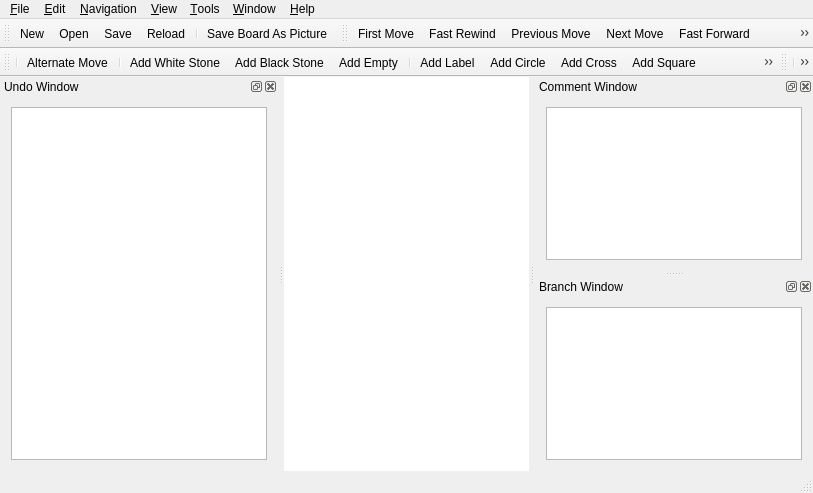
Qt form mainwindow.ui (nullx002/mugo) before a commit.
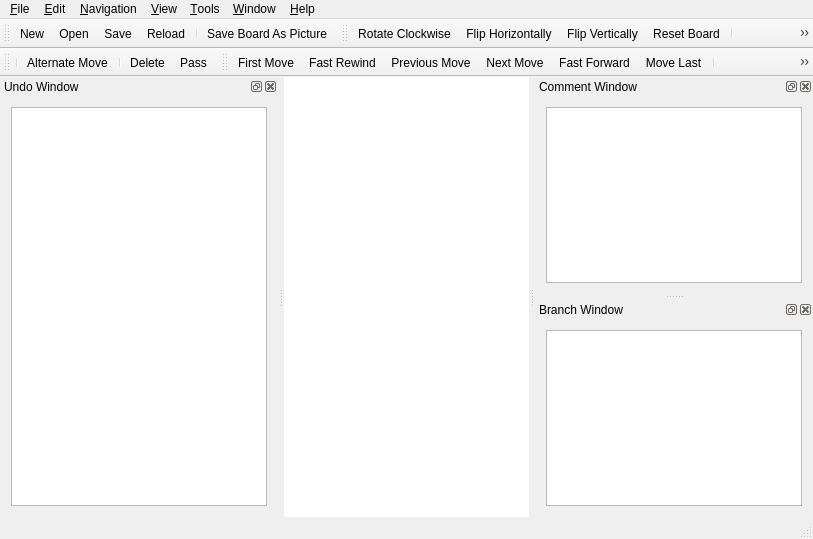
The same form after that commit. Icons and pictures are not drawn. Custom widgets are drawn as their Qt base class.

Diff of the .ui file:
```diff
--- a/mainwindow.ui
+++ b/mainwindow.ui
@@ -7,7 +7,7 @@
     <x>0</x>
     <y>0</y>
     <width>813</width>
-    <height>493</height>
+    <height>539</height>
    </rect>
   </property>
   <property name="sizePolicy">
@@ -271,6 +271,83 @@
    <addaction name="separator"/>
    <addaction name="actionSaveBoardAsPicture"/>
   </widget>
+  <widget class="QToolBar" name="optionToolBar">
+   <property name="windowTitle">
+    <string>toolBar</string>
+   </property>
+   <property name="iconSize">
+    <size>
+     <width>18</width>
+     <height>18</height>
+    </size>
+   </property>
+   <attribute name="toolBarArea">
+    <enum>TopToolBarArea</enum>
+   </attribute>
+   <attribute name="toolBarBreak">
+    <bool>false</bool>
+   </attribute>
+   <addaction name="actionRotateBoardClockwise"/>
+   <addaction name="actionFlipBoardHorizontally"/>
+   <addaction name="actionFlipBoardVertically"/>
+   <addaction name="actionResetBoard"/>
+   <addaction name="separator"/>
+   <addaction name="actionWhiteFirst"/>
+   <addaction name="separator"/>
+   <addaction name="actionBranchMode"/>
+  </widget>
+  <widget class="QToolBar" name="editToolBar">
+   <property name="windowTitle">
+    <string>toolBar</string>
+   </property>
+   <property name="iconSize">
+    <size>
+     <width>18</width>
+     <height>18</height>
+    </size>
+   </property>
+   <attribute name="toolBarArea">
+    <enum>TopToolBarArea</enum>
+   </attribute>
+   <attribute name="toolBarBreak">
+    <bool>true</bool>
+   </attribute>
+   <addaction name="separator"/>
+   <addaction name="actionAlternateMove"/>
+   <addaction name="separator"/>
+   <addaction name="actionDelete"/>
+   <addaction name="actionPass"/>
+  </widget>
+  <widget class="QToolBar" name="navigationToolBar">
+   <property name="windowTitle">
+    <string>toolBar</string>
+   </property>
+   <property name="iconSize">
+    <size>
+     <width>18</width>
+     <height>18</height>
+    </size>
+   </property>
+   <attribute name="toolBarArea">
+    <enum>TopToolBarArea</enum>
+   </attribute>
+   <attribute name="toolBarBreak">
+    <bool>false</bool>
+   </attribute>
+   <addaction name="actionFirstMove"/>
+   <addaction name="actionFastRewind"/>
+   <addaction name="actionPreviousMove"/>
+   <addaction name="actionNextMove"/>
+   <addaction name="actionFastForward"/>
+   <addaction name="actionMoveLast"/>
+   <addaction name="separator"/>
+   <addaction name="actionBackToParent"/>
+   <addaction name="actionPreviousBranch"/>
+   <addaction name="actionNextBranch"/>
+   <addaction name="separator"/>
+   <addaction name="actionJumpToMoveNumber"/>
+   <addaction name="actionJumpToClicked"/>
+  </widget>
   <widget class="QStatusBar" name="statusBar"/>
   <widget class="QDockWidget" name="commentDockWidget">
    <property name="windowTitle">
@@ -317,95 +394,6 @@
     </layout>
    </widget>
   </widget>
-  <widget class="QToolBar" name="navigationToolBar">
-   <property name="windowTitle">
-    <string>toolBar</string>
-   </property>
-   <property name="iconSize">
-    <size>
-     <width>18</width>
-     <height>18</height>
-    </size>
-   </property>
-   <attribute name="toolBarArea">
-    <enum>TopToolBarArea</enum>
-   </attribute>
-   <attribute name="toolBarBreak">
-    <bool>false</bool>
-   </attribute>
-   <addaction name="actionFirstMove"/>
-   <addaction name="actionFastRewind"/>
-   <addaction name="actionPreviousMove"/>
-   <addaction name="actionNextMove"/>
-   <addaction name="actionFastForward"/>
-   <addaction name="actionMoveLast"/>
-   <addaction name="separator"/>
-   <addaction name="actionBackToParent"/>
-   <addaction name="actionPreviousBranch"/>
-   <addaction name="actionNextBranch"/>
-   <addaction name="separator"/>
-   <addaction name="actionJumpToMoveNumber"/>
-   <addaction name="actionJumpToClicked"/>
-  </widget>
-  <widget class="QToolBar" name="editToolBar">
-   <property name="windowTitle">
-    <string>toolBar</string>
-   </property>
-   <property name="iconSize">
-    <size>
-     <width>18</width>
-     <height>18</height>
-    </size>
-   </property>
-   <attribute name="toolBarArea">
-    <enum>TopToolBarArea</enum>
-   </attribute>
-   <attribute name="toolBarBreak">
-    <bool>true</bool>
-   </attribute>
-   <addaction name="separator"/>
-   <addaction name="actionAlternateMove"/>
-   <addaction name="separator"/>
-   <addaction name="actionAddWhiteStone"/>
-   <addaction name="actionAddBlackStone"/>
-   <addaction name="actionAddEmpty"/>
-   <addaction name="separator"/>
-   <addaction name="actionAddLabel"/>
-   <addaction name="actionAddCircle"/>
-   <addaction name="actionAddCross"/>
-   <addaction name="actionAddSquare"/>
-   <addaction name="actionAddTriangle"/>
-   <addaction name="actionDeleteMarker"/>
-   <addaction name="separator"/>
-   <addaction name="actionDelete"/>
-   <addaction name="actionPass"/>
-  </widget>
-  <widget class="QToolBar" name="optionToolBar">
-   <property name="windowTitle">
-    <string>toolBar</string>
-   </property>
-   <property name="iconSize">
-    <size>
-     <width>18</width>
-     <height>18</height>
-    </size>
-   </property>
-   <attribute name="toolBarArea">
-    <enum>TopToolBarArea</enum>
-   </attribute>
-   <attribute name="toolBarBreak">
-    <bool>false</bool>
-   </attribute>
-   <addaction name="separator"/>
-   <addaction name="actionRotateBoardClockwise"/>
-   <addaction name="actionFlipBoardHorizontally"/>
-   <addaction name="actionFlipBoardVertically"/>
-   <addaction name="actionResetBoard"/>
-   <addaction name="separator"/>
-   <addaction name="actionWhiteFirst"/>
-   <addaction name="separator"/>
-   <addaction name="actionBranchMode"/>
-  </widget>
   <widget class="QDockWidget" name="undoDockWidget">
    <property name="sizePolicy">
     <sizepolicy hsizetype="Preferred" vsizetype="Preferred">
```
Left out of the diff: 53 changed lines with no effect on the pictures.
